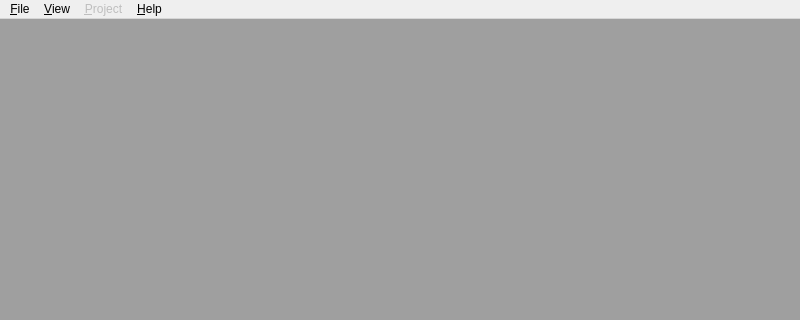
Qt form trunk/Tools/EGEEditor/ui/mainwindow.ui (EnmaniacSoftware/ege) before a commit; both pictures show x 0 to 800 and y 0 to 320 of the 800 by 600 pixel window.
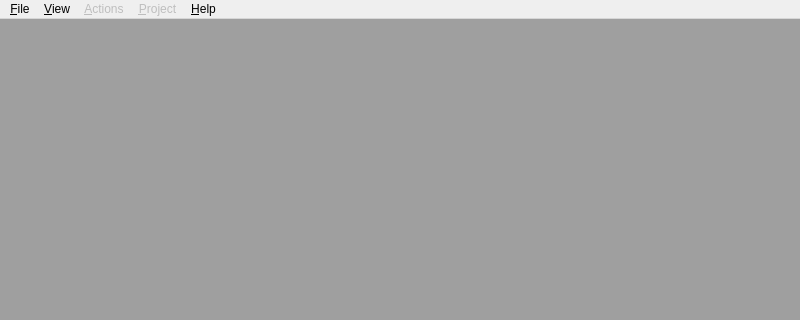
The same form after that commit.

```diff
--- a/trunk/Tools/EGEEditor/ui/mainwindow.ui
+++ b/trunk/Tools/EGEEditor/ui/mainwindow.ui
@@ -73,8 +73,17 @@
     </property>
     <addaction name="ActionViewResourceLibrary"/>
    </widget>
+   <widget class="QMenu" name="actionsMenu">
+    <property name="enabled">
+     <bool>false</bool>
+    </property>
+    <property name="title">
+     <string>&amp;Actions</string>
+    </property>
+   </widget>
    <addaction name="fileMenu"/>
    <addaction name="viewMenu"/>
+   <addaction name="actionsMenu"/>
    <addaction name="projectMenu"/>
    <addaction name="helpMenu"/>
   </widget>
```
